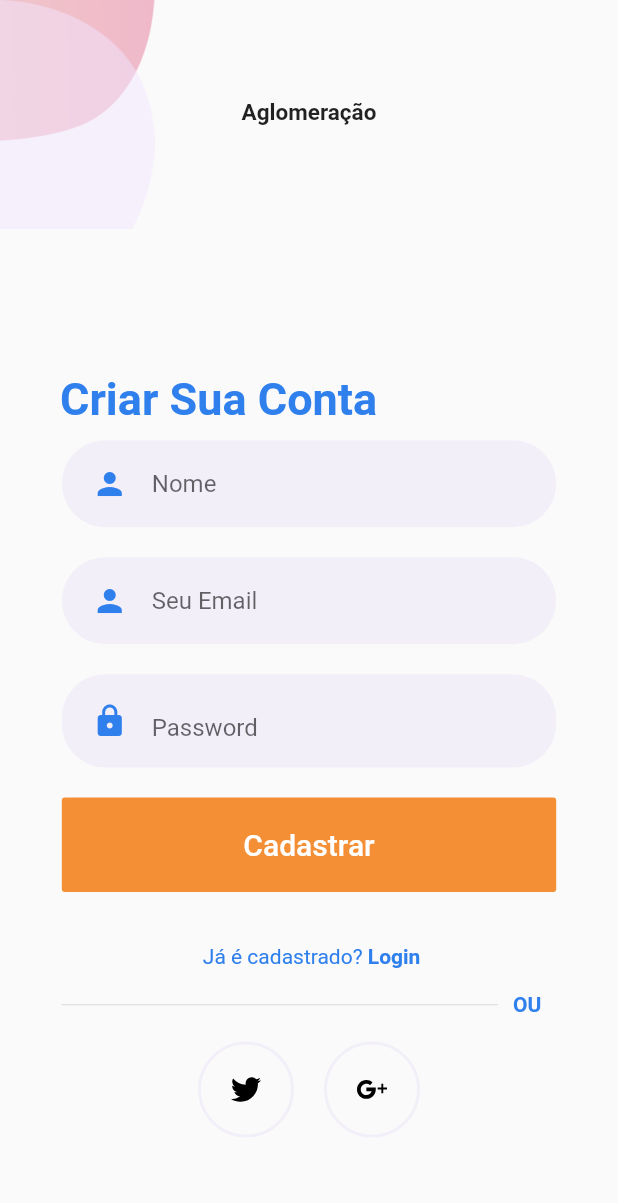
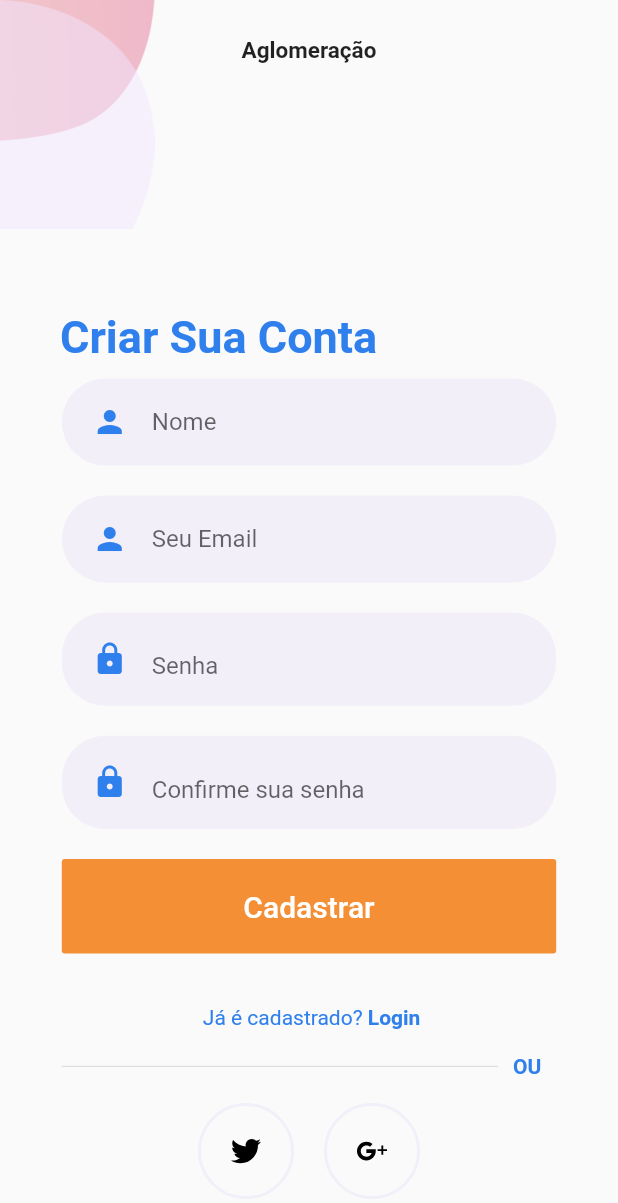
Before and after one commit to roubertpi/aglomeracaoNew, a Flutter app: the SignUpScreen screen opened by its route, after a tap on "Cadastrar", on a phone screen of 412 x 824 dp. Shown: the top 1203 px of the screen. Run offline on Flutter 3.47's test engine with Material 2 defaults, Android fonts, the phone set to English and light mode, and no system bars; our stand-ins replace flutter_svg, google_maps_flutter.

Commit message:
Implementado Cadastro de Usuario

```diff
--- a/lib/api/api_service.dart
+++ b/lib/api/api_service.dart
@@ -1,10 +1,14 @@
+import 'package:aglomeracao/model/cadastrar_model.dart';
+import 'package:aglomeracao/model/denuncia_model.dart';
+
 import '../model/login_model.dart';
 import 'package:http/http.dart' as http;
 import 'dart:convert';
 
 class ApiService {
+  //
   Future<LoginResponseModel> login(LoginRequestModel requestModel) async {
-    var url = Uri.parse('http://192.168.100.9:3000/api/v1/users/login') ;
+    var url = Uri.parse('http://192.168.100.9:3000/api/v1/users/login');
     final response = await http.post(url, body: requestModel.toJson());
     if (response.statusCode == 200 || response.statusCode == 400) {
       return LoginResponseModel.fromJson(
@@ -14,4 +18,29 @@ class ApiService {
       throw Exception('Erro ao carregar Dados');
     }
   }
+
+//
+  Future<CasdastrarResponseModel> cadastrar(
+      CadastrarRequestModel requestModel) async {
+    var url = Uri.parse('http://192.168.100.9:3000/api/v1/users/signup');
+    final response = await http.post(url, body: requestModel.toJson());
+    if (response.statusCode == 201 || response.statusCode == 400) {
+      return CasdastrarResponseModel.fromJson(
+        jsonDecode(response.body),
+      );
+    } else {
+      throw Exception("Error ao carregar Dados");
+    }
+  }
+
+  //
+  Future<DenunciarResponseModel> denunciar(DenunciaModel resquestModel) async {
+    var url = Uri.parse('http://192.168.100.9:3000/api/v1/users/denuncia');
+    final response = await http.post(url, body: resquestModel.toJson());
+    if (response.statusCode == 201 || response.statusCode == 401) {
+      return DenunciarResponseModel.fromJson(jsonDecode(response.body));
+    } else {
+      throw Exception("Erro ao carregar Dados");
+    }
+  }
 }
--- a/lib/components/roundedPasswordField .dart
+++ b/lib/components/roundedPasswordField .dart
@@ -4,10 +4,12 @@ import 'package:flutter/material.dart';
 
 class RoundedPasswordField extends StatelessWidget {
   final ValueChanged<String> onChanged;
+  final String senha;
 
   const RoundedPasswordField({
     Key key,
     this.onChanged,
+    this.senha,
   }) : super(key: key);
 
   @override
@@ -18,7 +20,7 @@ class RoundedPasswordField extends StatelessWidget {
         onChanged: onChanged,
         cursorColor: kPrimaryColor,
         decoration: InputDecoration(
-          hintText: "Password",
+          hintText: senha,
           icon: Icon(
             Icons.lock,
             color: kPrimaryColor,
--- a/lib/main.dart
+++ b/lib/main.dart
@@ -1,4 +1,3 @@
-import 'package:aglomeracao/screens/minhas_denuncias/minhas%20_denuncias.dart';
 import 'package:flutter/material.dart';
 
 import './screens/home_page/home_page_screen.dart';
@@ -9,6 +8,7 @@ import './screens/denuncia_realizada/denuncia_realizada.dart';
 import './screens/sobre/sobre_screen.dart';
 import './screens/Introducao/introducao_screen.dart';
 import './screens/denuncia/denunciar_screen.dart';
+import 'screens/minhas_denuncias/minhas _denuncias.dart';
 
 void main() => runApp(MyApp());
 
@@ -22,7 +22,7 @@ class MyApp extends StatelessWidget {
       //falta aqui
 
       routes: {
-        '/': (ctx) => MinhasDenuncias(),
+        '/': (ctx) => DenunciarScreen(),
         '/minhasdenuncias': (ctx) => DenunciaRealizada(),
         '/denunciar': (ctx) => DenunciarScreen(),
         '/sobre': (ctx) => SobreScreen(),
--- /dev/null
+++ b/lib/model/cadastrar_model.dart
@@ -0,0 +1,34 @@
+import 'package:flutter/cupertino.dart';
+
+class CasdastrarResponseModel {
+  final String token;
+  final String error;
+
+  CasdastrarResponseModel({this.error, this.token});
+
+  factory CasdastrarResponseModel.fromJson(Map<String, dynamic> json) {
+    return CasdastrarResponseModel(
+        token: json["token"] != null ? json["token"] : "",
+        error: json["error"] != null ? json["erro"] : "");
+  }
+}
+
+class CadastrarRequestModel {
+  String nome;
+  String email;
+  String senha;
+  String confirmaSenha;
+
+  CadastrarRequestModel(
+      {this.nome, this.email, this.senha, this.confirmaSenha});
+
+  Map<String, dynamic> toJson() {
+    Map<String, dynamic> map = {
+      'name': nome.trim(),
+      'email': email.trim(),
+      'password': senha,
+      'passwordConfirm': confirmaSenha
+    };
+    return map;
+  }
+}
--- /dev/null
+++ b/lib/model/denuncia_model.dart
@@ -0,0 +1,50 @@
+class DenunciarResponseModel {
+  final String token;
+  final String error;
+
+  DenunciarResponseModel({this.error, this.token});
+  factory DenunciarResponseModel.fromJson(Map<String, dynamic> json) {
+    return DenunciarResponseModel(
+        token: json["token"] != null ? json["token"] : "",
+        error: json["error"] != null ? json["erro"] : "");
+  }
+}
+
+class DenunciaModel {
+  StartLocation startLocation;
+
+  DenunciaModel({this.startLocation});
+
+  DenunciaModel.fromJson(Map<String, dynamic> json) {
+    startLocation = json['startLocation'] != null
+        ? new StartLocation.fromJson(json['startLocation'])
+        : null;
+  }
+
+  Map<String, dynamic> toJson() {
+    final Map<String, dynamic> data = new Map<String, dynamic>();
+    if (this.startLocation != null) {
+      data['startLocation'] = this.startLocation.toJson();
+    }
+    return data;
+  }
+}
+
+class StartLocation {
+  String type;
+  List<double> coordinates;
+
+  StartLocation({this.type, this.coordinates});
+
+  StartLocation.fromJson(Map<String, dynamic> json) {
+    type = json['type'];
+    coordinates = json['coordinates'].cast<double>();
+  }
+
+  Map<String, dynamic> toJson() {
+    final Map<String, dynamic> data = new Map<String, dynamic>();
+    data['type'] = this.type;
+    data['coordinates'] = this.coordinates;
+    return data;
+  }
+}
--- a/lib/screens/login/components/body.dart
+++ b/lib/screens/login/components/body.dart
@@ -4,7 +4,6 @@ import 'package:aglomeracao/components/RoundedPasswordField%20.dart';
 import 'package:aglomeracao/components/rounded_button.dart';
 import 'package:aglomeracao/constants.dart';
 import 'package:aglomeracao/model/login_model.dart';
-import 'package:aglomeracao/screens/signup/signup_screen.dart';
 import 'package:aglomeracao/components/already_have_an_account_acheck.dart';
 import 'package:aglomeracao/screens/welcome/components/background.dart';
 import 'package:flutter/material.dart';
@@ -22,6 +21,7 @@ class Body extends StatefulWidget {
 class _BodyState extends State<Body> {
   GlobalKey<FormState> globalFormKey = GlobalKey<FormState>();
   LoginRequestModel loginRequestModel;
+
   @override
   void initState() {
     super.initState();
--- a/lib/screens/signup/components/body.dart
+++ b/lib/screens/signup/components/body.dart
@@ -1,7 +1,10 @@
+import 'package:aglomeracao/api/api_service.dart';
 import 'package:aglomeracao/components/roundedInpuntField.dart';
 import 'package:aglomeracao/components/roundedPasswordField%20.dart';
 import 'package:aglomeracao/components/rounded_button.dart';
 import 'package:aglomeracao/constants.dart';
+import 'package:aglomeracao/model/cadastrar_model.dart';
+import 'package:aglomeracao/model/login_model.dart';
 import 'package:aglomeracao/screens/login/login_screen.dart';
 import 'package:aglomeracao/screens/signup/components/or_divider.dart';
 import 'package:aglomeracao/screens/signup/components/social_icon.dart';
@@ -11,7 +14,22 @@ import 'package:flutter_svg/flutter_svg.dart';
 
 import 'background.dart';
 
-class Body extends StatelessWidget {
+class Body extends StatefulWidget {
+  @override
+  _BodyState createState() => _BodyState();
+}
+
+class _BodyState extends State<Body> {
+  GlobalKey<FormState> globalFormKey = GlobalKey<FormState>();
+  CadastrarRequestModel cadastrarRequestModel;
+
+  @override
+  void initState() {
+    // TODO: implement initState
+    super.initState();
+    cadastrarRequestModel = new CadastrarRequestModel();
+  }
+
   @override
   Widget build(BuildContext context) {
     Size size = MediaQuery.of(context).size;
@@ -21,31 +39,54 @@ class Body extends StatelessWidget {
           children: [
             Text(
               "Aglomeração",
-              style: TextStyle(
-                fontWeight: FontWeight.bold,
-                fontSize: 15
-              ),
+              style: TextStyle(fontWeight: FontWeight.bold, fontSize: 15),
             ),
             SizedBox(height: size.height * 0.2),
             Container(
               margin: EdgeInsets.symmetric(horizontal: 40),
               alignment: Alignment.topLeft,
-              child: Text("Criar Sua Conta",style: TextStyle(fontSize: 30,fontWeight: FontWeight.bold, color: kPrimaryColor),),
+              child: Text(
+                "Criar Sua Conta",
+                style: TextStyle(
+                    fontSize: 30,
+                    fontWeight: FontWeight.bold,
+                    color: kPrimaryColor),
+              ),
             ),
             RoundedInpuntField(
-              hintText: "Nome",
-              onChanged: (value) {},
-            ),
+                hintText: "Nome",
+                onChanged: (value) => cadastrarRequestModel.nome = value),
             RoundedInpuntField(
               hintText: "Seu Email",
-              onChanged: (value) {},
+              onChanged: (value) => cadastrarRequestModel.email = value,
             ),
             RoundedPasswordField(
-              onChanged: (value) {},
+              senha: "Senha",
+              onChanged: (value) => cadastrarRequestModel.senha = value,
+            ),
+            RoundedPasswordField(
+              senha: "Confirme sua senha",
+              onChanged: (value) => cadastrarRequestModel.confirmaSenha = value,
             ),
             RoundedButton(
               text: "Cadastrar",
-              press: () {},
+              press: () {
+                print(cadastrarRequestModel.email);
+                print(cadastrarRequestModel.nome);
+                print(cadastrarRequestModel.senha);
+                print(cadastrarRequestModel.confirmaSenha);
+                ApiService apiService = new ApiService();
+                apiService.cadastrar(cadastrarRequestModel).then((value) {
+                  if (value != null) {
+                    print(value);
+                    if (value.token.isNotEmpty) {
+                      Navigator.of(context).pushNamed('/login', arguments: {});
+                    } else {
+                      print('error');
+                    }
+                  }
+                });
+              },
             ),
             SizedBox(height: size.height * 0.03),
             AlreadyHaveAnAccountCheck(
@@ -80,4 +121,13 @@ class Body extends StatelessWidget {
       ),
     );
   }
+
+  bool validateAndSave() {
+    final form = globalFormKey.currentState;
+    if (form.validate()) {
+      form.save();
+      return true;
+    }
+    return false;
+  }
 }
```
Also changed, not shown: lib/screens/denuncia/components/body.dart (+31 -2 lines), 1 other file.
